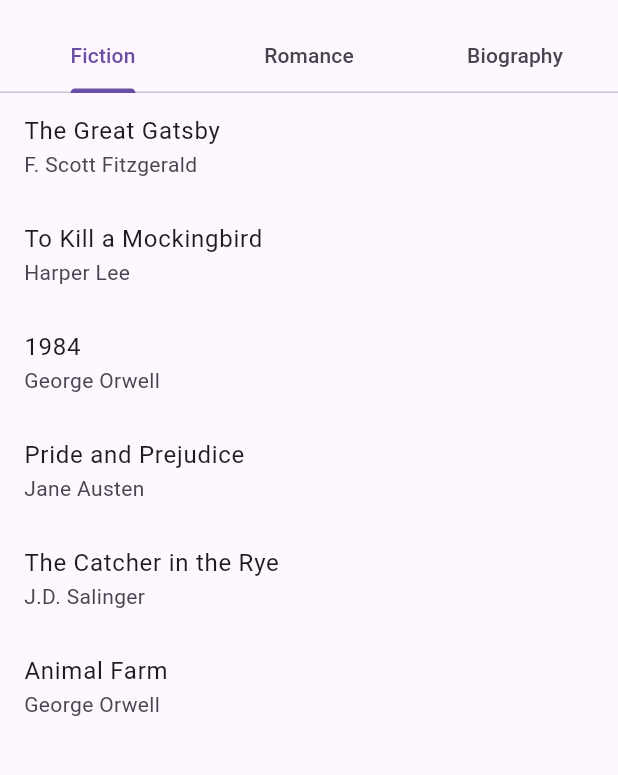
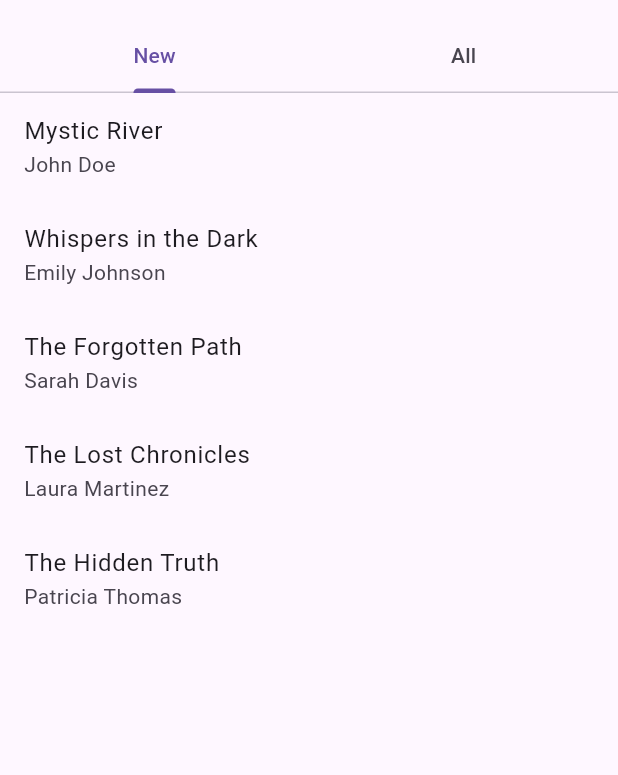
Before and after one commit to edwardnagy/flow_coordinator, a Flutter app: the BookListScreen screen opened directly with empty values, on a phone screen of 412 x 824 dp, the part 63-838 px from its top. Run offline on Flutter 3.47's test engine with Material 3 defaults, Android fonts, the phone set to English and light mode, and no system bars; missing offline and left inert: flutter_adaptive_scaffold.

Commit message:
Change book tabs to 'New' and 'All

```diff
--- a/example/books_app/lib/data/models/book.dart
+++ b/example/books_app/lib/data/models/book.dart
@@ -1,15 +1,13 @@
-import 'book_category.dart';
-
 class Book {
   const Book({
     required this.id,
     required this.title,
     required this.authorName,
-    required this.category,
+    required this.isNew,
   });
 
   final String id;
   final String title;
   final String authorName;
-  final BookCategory category;
+  final bool isNew;
 }
--- a/example/books_app/lib/data/models/book_category.dart
+++ /dev/null
@@ -1,5 +0,0 @@
-enum BookCategory {
-  fiction,
-  romance,
-  biography,
-}
--- a/example/books_app/lib/data/repositories/book_repository.dart
+++ b/example/books_app/lib/data/repositories/book_repository.dart
@@ -1,109 +1,76 @@
 import 'package:books_app/data/models/book.dart';
 
-import '../models/book_category.dart';
+class BookRepository {
+  List<Book> getBooks({bool includeOnlyNew = false}) {
+    if (includeOnlyNew) {
+      return _mockBooks.where((book) => book.isNew).toList();
+    }
+    return _mockBooks;
+  }
 
-class BookRepository {
-  List<Book> getBooksByCategory(BookCategory category) =>
-      _mockBooks.where((book) => book.category == category).toList();
-
-  Book getBookByID(String bookID) =>
+  Book getBook({required String bookID}) =>
       _mockBooks.firstWhere((book) => book.id == bookID);
-
-  List<Book> searchBooks(String query) => _mockBooks
-      .where((book) =>
-          book.title.toLowerCase().contains(query.toLowerCase()) ||
-          book.authorName.toLowerCase().contains(query.toLowerCase()))
-      .toList();
 }
 
 const _mockBooks = [
-  // Fiction
   Book(
-    id: 'the-great-gatsby',
-    title: 'The Great Gatsby',
-    authorName: 'F. Scott Fitzgerald',
-    category: BookCategory.fiction,
+    id: 'mystic-river',
+    title: 'Mystic River',
+    authorName: 'John Doe',
+    isNew: true,
   ),
   Book(
-    id: 'to-kill-a-mockingbird',
-    title: 'To Kill a Mockingbird',
-    authorName: 'Harper Lee',
-    category: BookCategory.fiction,
+    id: 'shadows-of-the-past',
+    title: 'Shadows of the Past',
+    authorName: 'Jane Smith',
+    isNew: false,
   ),
   Book(
-    id: '1984',
-    title: '1984',
-    authorName: 'George Orwell',
-    category: BookCategory.fiction,
+    id: 'whispers-in-the-dark',
+    title: 'Whispers in the Dark',
+    authorName: 'Emily Johnson',
+    isNew: true,
   ),
   Book(
-    id: 'pride-and-prejudice',
-    title: 'Pride and Prejudice',
-    authorName: 'Jane Austen',
-    category: BookCategory.fiction,
+    id: 'echoes-of-silence',
+    title: 'Echoes of Silence',
+    authorName: 'Michael Brown',
+    isNew: false,
   ),
   Book(
-    id: 'the-catcher-in-the-rye',
-    title: 'The Catcher in the Rye',
-    authorName: 'J.D. Salinger',
-    category: BookCategory.fiction,
+    id: 'the-forgotten-path',
+    title: 'The Forgotten Path',
+    authorName: 'Sarah Davis',
+    isNew: true,
   ),
   Book(
-    id: 'animal-farm',
-    title: 'Animal Farm',
-    authorName: 'George Orwell',
-    category: BookCategory.fiction,
-  ),
-
-  // Romance
-  Book(
-    id: 'sense-and-sensibility',
-    title: 'Sense and Sensibility',
-    authorName: 'Jane Austen',
-    category: BookCategory.romance,
+    id: 'beneath-the-stars',
+    title: 'Beneath the Stars',
+    authorName: 'Chris Wilson',
+    isNew: false,
   ),
   Book(
-    id: 'the-notebook',
-    title: 'The Notebook',
-    authorName: 'Nicholas Sparks',
-    category: BookCategory.romance,
+    id: 'the-lost-chronicles',
+    title: 'The Lost Chronicles',
+    authorName: 'Laura Martinez',
+    isNew: true,
   ),
   Book(
-    id: 'gone-with-the-wind',
-    title: 'Gone with the Wind',
-    authorName: 'Margaret Mitchell',
-    category: BookCategory.romance,
+    id: 'secrets-of-the-forest',
+    title: 'Secrets of the Forest',
+    authorName: 'James Anderson',
+    isNew: false,
   ),
   Book(
-    id: 'the-fault-in-our-stars',
-    title: 'The Fault in Our Stars',
-    authorName: 'John Green',
-    category: BookCategory.romance,
+    id: 'the-hidden-truth',
+    title: 'The Hidden Truth',
+    authorName: 'Patricia Thomas',
+    isNew: true,
   ),
   Book(
-    id: 'me-before-you',
-    title: 'Me Before You',
-    authorName: 'Jojo Moyes',
-    category: BookCategory.romance,
-  ),
-
-  // Biography
-  Book(
-    id: 'steve-jobs',
-    title: 'Steve Jobs',
-    authorName: 'Walter Isaacson',
-    category: BookCategory.biography,
-  ),
-  Book(
-    id: 'becoming',
-    title: 'Becoming',
-    authorName: 'Michelle Obama',
-    category: BookCategory.biography,
-  ),
-  Book(
-    id: 'the-diary-of',
-    title: 'The Diary of a Young Girl',
-    authorName: 'Anne Frank',
-    category: BookCategory.biography,
+    id: 'journey-to-the-unknown',
+    title: 'Journey to the Unknown',
+    authorName: 'Robert Garcia',
+    isNew: false,
   ),
 ];
--- a/example/books_app/lib/flows/books_flow_coordinator.dart
+++ b/example/books_app/lib/flows/books_flow_coordinator.dart
@@ -2,7 +2,6 @@ import 'package:flow_coordinator/flow_coordinator.dart';
 import 'package:flutter/foundation.dart';
 import 'package:flutter/material.dart';
 
-import '../data/models/book_category.dart';
 import '../screens/book_details_screen.dart';
 import '../screens/book_list_screen.dart';
 
@@ -16,88 +15,83 @@ class BooksFlowCoordinator extends StatefulWidget {
 class _BooksFlowCoordinatorState extends State<BooksFlowCoordinator>
     with FlowCoordinatorMixin<BooksFlowCoordinator>
     implements BookListScreenListener<BooksFlowCoordinator> {
+  static const _defaultBookTab = BookTabType.newBooks;
+
   @override
-  List<Page> get initialPages => [_Pages.booksListPage(selectedCategory: null)];
+  List<Page> get initialPages => [_Pages.booksListPage(_defaultBookTab)];
 
   @override
   Future<RouteInformation?> onNewRouteInformation(
     RouteInformation routeInformation,
   ) {
     // Parse the route information.
-    final category = switch (routeInformation.uri.queryParameters['category']) {
-      'fiction' => BookCategory.fiction,
-      'romance' => BookCategory.romance,
-      'biography' => BookCategory.biography,
-      _ => null
-    };
-    final bookID = routeInformation.uri.pathSegments.firstOrNull;
+    final pathSegments = routeInformation.uri.pathSegments;
+    final BookTabType bookTab;
+    String? bookID;
+    switch (pathSegments.firstOrNull) {
+      case null:
+        bookTab = _defaultBookTab;
+      case 'new':
+        bookTab = BookTabType.newBooks;
+      case 'all':
+        bookTab = BookTabType.allBooks;
+      case final id:
+        bookTab = BookTabType.allBooks;
+        bookID = id;
+    }
 
     // Set up the navigation stack.
     flowNavigator.setPages([
-      _Pages.booksListPage(selectedCategory: category),
-      if (bookID != null)
-        _Pages.bookDetailPage(category: category, bookID: bookID),
+      _Pages.booksListPage(bookTab),
+      if (bookID != null) _Pages.bookDetailPage(bookID: bookID),
     ]);
 
     return SynchronousFuture(null);
   }
 
   @override
-  void onCategorySelected(BookCategory category) {
+  void onBookTabChanged(BookTabType tab) {
     flowNavigator.setPages([
-      _Pages.booksListPage(selectedCategory: category),
+      _Pages.booksListPage(tab),
     ]);
   }
 
   @override
-  void onBookSelected({
-    required String bookID,
-    required BookCategory category,
-  }) {
+  void onBookSelected({required String bookID}) {
     flowNavigator.push(
-      _Pages.bookDetailPage(category: category, bookID: bookID),
+      _Pages.bookDetailPage(bookID: bookID),
     );
   }
 }
 
 class _Pages {
-  static Page booksListPage({required BookCategory? selectedCategory}) =>
-      MaterialPage(
+  static Page booksListPage(BookTabType tab) => MaterialPage(
         key: const ValueKey('booksListPage'),
         child: FlowRouteScope(
           routeInformation: RouteInformation(
             uri: Uri(
-              queryParameters: selectedCategory?.toQueryParameters(),
+              pathSegments: [
+                switch (tab) {
+                  BookTabType.newBooks => 'new',
+                  BookTabType.allBooks => 'all',
+                },
+              ],
             ),
           ),
-          child: BookListScreen(selectedCategory: selectedCategory),
+          child: BookListScreen(tab: tab),
         ),
       );
 
   static Page bookDetailPage({
-    required BookCategory? category,
     required String bookID,
   }) =>
       MaterialPage(
         key: ValueKey('bookDetailPage_$bookID'),
         child: FlowRouteScope(
           routeInformation: RouteInformation(
-            uri: Uri(
-              pathSegments: [bookID],
-              queryParameters: category?.toQueryParameters(),
-            ),
+            uri: Uri(pathSegments: [bookID]),
           ),
           child: BookDetailsScreen(bookID: bookID),
         ),
       );
 }
-
-extension on BookCategory {
-  Map<String, String> toQueryParameters() => {
-        'category': switch (this) {
-          BookCategory.fiction => 'fiction',
-          BookCategory.romance => 'romance',
-          BookCategory.biography => 'biography',
-        },
-      };
-}
--- a/example/books_app/lib/screens/book_details_screen.dart
+++ b/example/books_app/lib/screens/book_details_screen.dart
@@ -15,7 +15,7 @@ class BookDetailsScreen extends StatelessWidget {
   Widget build(BuildContext context) {
     Book? book;
     try {
-      book = BookRepository().getBookByID(bookID);
+      book = BookRepository().getBook(bookID: bookID);
     } on StateError {
       book = null;
     }
@@ -41,7 +41,6 @@ class BookDetailsScreen extends StatelessWidget {
           children: [
             Text(book.title),
             Text(book.authorName),
-            Text(book.category.toString()),
           ],
         ),
       ),
--- a/example/books_app/lib/screens/book_list_screen.dart
+++ b/example/books_app/lib/screens/book_list_screen.dart
@@ -1,20 +1,21 @@
 import 'package:flow_coordinator/flow_coordinator.dart';
 import 'package:flutter/material.dart';
 
-import '../data/models/book_category.dart';
 import '../data/repositories/book_repository.dart';
 
 abstract interface class BookListScreenListener<T extends StatefulWidget>
     implements FlowCoordinatorMixin<T> {
-  void onCategorySelected(BookCategory category);
+  void onBookTabChanged(BookTabType tab);
 
-  void onBookSelected({required String bookID, required BookCategory category});
+  void onBookSelected({required String bookID});
 }
 
+enum BookTabType { newBooks, allBooks }
+
 class BookListScreen extends StatefulWidget {
-  const BookListScreen({super.key, required this.selectedCategory});
+  const BookListScreen({super.key, required this.tab});
 
-  final BookCategory? selectedCategory;
+  final BookTabType tab;
 
   @override
   State<BookListScreen> createState() => _BookListScreenState();
@@ -22,36 +23,14 @@ class BookListScreen extends StatefulWidget {
 
 class _BookListScreenState extends State<BookListScreen>
     with SingleTickerProviderStateMixin {
-  static const _categories = BookCategory.values;
+  static const _tabs = BookTabType.values;
 
-  late final TabController _tabController;
-
-  void _onTabChanged() {
-    if (_tabController.indexIsChanging) {
-      return;
-    }
-    final newCategory = _categories[_tabController.index];
-    if (newCategory != widget.selectedCategory) {
-      FlowCoordinator.of<BookListScreenListener>(context)
-          .onCategorySelected(newCategory);
-    }
-  }
-
-  @override
-  void initState() {
-    super.initState();
-    final int initialTabIndex;
-    if (widget.selectedCategory case final selectedCategory?) {
-      initialTabIndex = _categories.indexOf(selectedCategory);
-    } else {
-      initialTabIndex = 0;
-    }
-    _tabController = TabController(
-      length: _categories.length,
-      initialIndex: initialTabIndex,
-      vsync: this,
-    )..addListener(_onTabChanged);
-  }
+  final _bookRepository = BookRepository();
+  late final TabController _tabController = TabController(
+    length: _tabs.length,
+    initialIndex: _tabs.indexOf(widget.tab),
+    vsync: this,
+  )..addListener(_onTabChanged);
 
   @override
   void dispose() {
@@ -61,29 +40,42 @@ class _BookListScreenState extends State<BookListScreen>
   }
 
   @override
-  Widget build(BuildContext context) {
+  void didUpdateWidget(covariant BookListScreen oldWidget) {
+    super.didUpdateWidget(oldWidget);
+
     // Wait for the next frame to select the initial tab to avoid marking
     // the widget as needing to build in the build method.
     WidgetsBinding.instance.addPostFrameCallback((_) {
       if (!mounted) {
         return;
       }
-      _tabController.index =
-          _categories.indexOf(widget.selectedCategory ?? _categories.first);
+      _tabController.index = _tabs.indexOf(widget.tab);
     });
+  }
 
+  void _onTabChanged() {
+    if (_tabController.indexIsChanging) {
+      return;
+    }
+    final tab = _tabs[_tabController.index];
+    if (tab != widget.tab) {
+      FlowCoordinator.of<BookListScreenListener>(context).onBookTabChanged(tab);
+    }
+  }
+
+  @override
+  Widget build(BuildContext context) {
     return Scaffold(
       appBar: AppBar(
         title: const Text('Books'),
         bottom: TabBar(
           controller: _tabController,
-          tabs: _categories
+          tabs: _tabs
               .map(
-                (category) => Tab(
-                  text: switch (category) {
-                    BookCategory.fiction => 'Fiction',
-                    BookCategory.romance => 'Romance',
-                    BookCategory.biography => 'Biography',
+                (tab) => Tab(
+                  text: switch (tab) {
+                    BookTabType.newBooks => 'New',
+                    BookTabType.allBooks => 'All',
                   },
                 ),
               )
@@ -92,9 +84,14 @@ class _BookListScreenState extends State<BookListScreen>
       ),
       body: TabBarView(
         controller: _tabController,
-        children: _categories.map(
-          (category) {
-            final books = BookRepository().getBooksByCategory(category);
+        children: _tabs.map(
+          (tab) {
+            final books = _bookRepository.getBooks(
+              includeOnlyNew: switch (tab) {
+                BookTabType.newBooks => true,
+                BookTabType.allBooks => false,
+              },
+            );
 
             return ListView.builder(
               itemCount: books.length,
@@ -104,12 +101,8 @@ class _BookListScreenState extends State<BookListScreen>
                   title: Text(book.title),
                   subtitle: Text(book.authorName),
                   onTap: () {
-                    FlowCoordinator.of<BookListScreenListener>(
-                      context,
-                    ).onBookSelected(
-                      bookID: book.id,
-                      category: category,
-                    );
+                    FlowCoordinator.of<BookListScreenListener>(context)
+                        .onBookSelected(bookID: book.id);
                   },
                 );
               },
```
